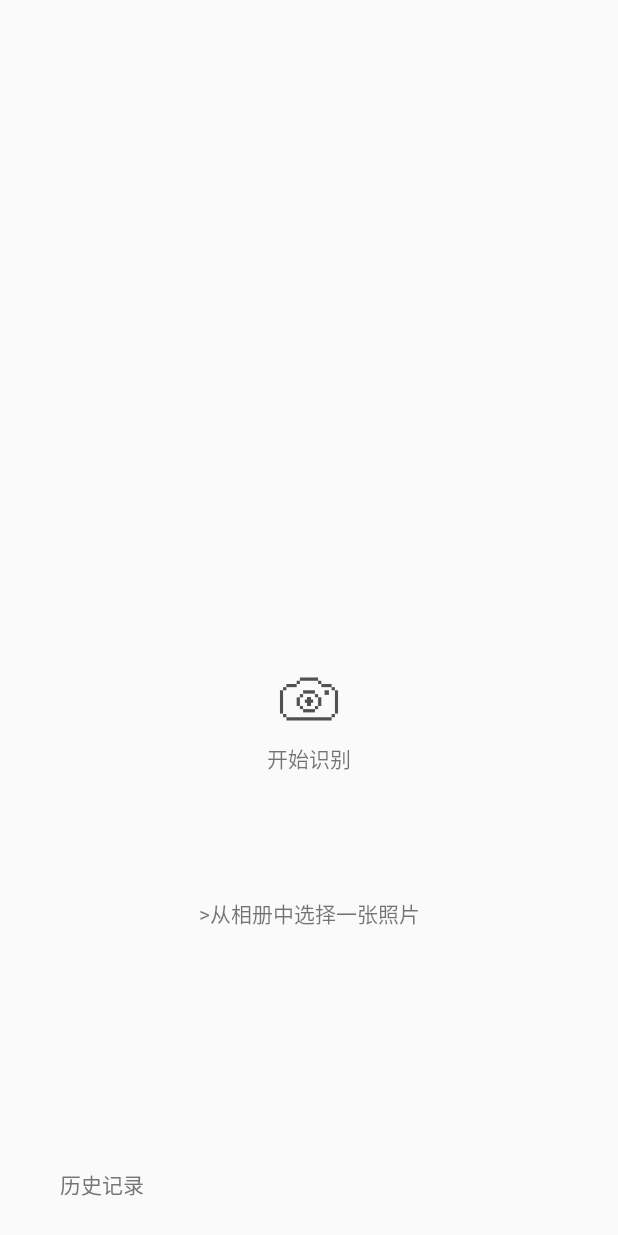
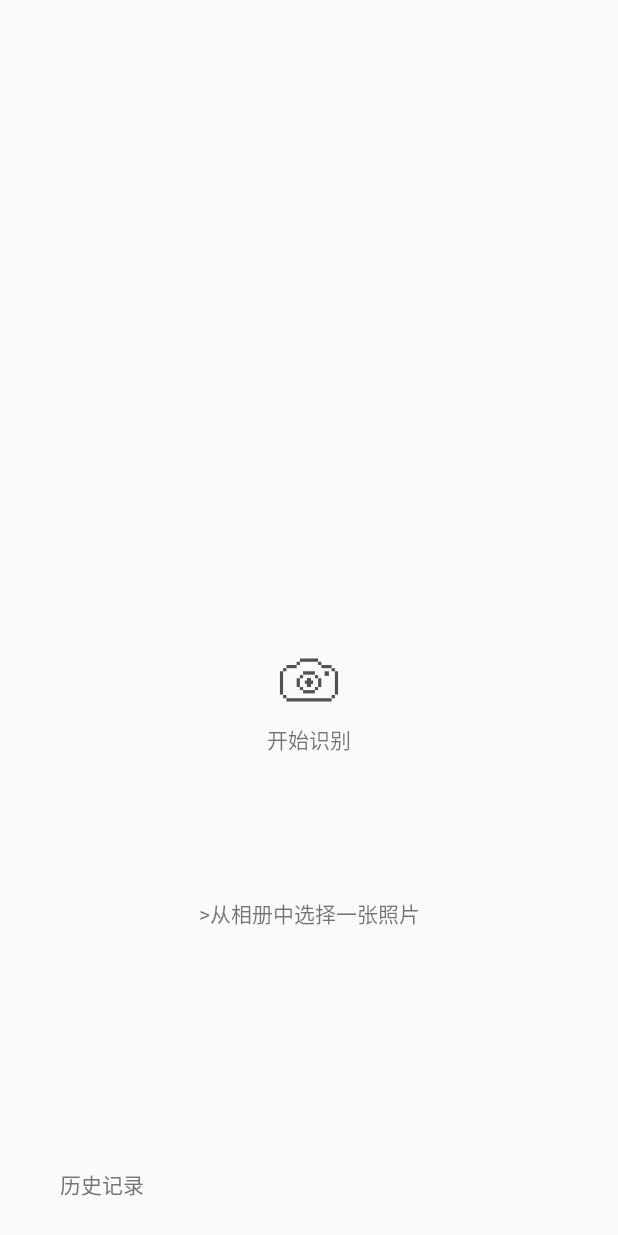
Before and after one commit to GhostJxL/LegoProject, an Android app: the screen it shows after launch (MainActivity), on a phone screen of 412 x 824 dp. Run offline under Robolectric (Android 15) with nearby library versions, the phone set to English and light mode, and no system bars.

Commit message:
修复了一些bug

```diff
--- a/app/src/main/java/com/legoproject/lego/MainActivity.java
+++ b/app/src/main/java/com/legoproject/lego/MainActivity.java
@@ -6,40 +6,37 @@ import android.support.v7.app.AppCompatActivity;
 import android.os.Bundle;
 import android.view.View;
 import android.widget.ImageView;
+import android.widget.RelativeLayout;
 import android.widget.TextView;
 import android.widget.Toast;
 
 public class MainActivity extends Activity {
 
-    private TextView tv01,tv02,tv03;
-    private ImageView iv01;
+    private TextView tv02,tv03;
+    private RelativeLayout tv01;
 
     @Override
     protected void onCreate(Bundle savedInstanceState) {
         super.onCreate(savedInstanceState);
         setContentView(R.layout.activity_main);
 
-        tv01 = findViewById(R.id.main_camera);
+        tv01 = findViewById(R.id.main_cameralayout);
         tv02 = findViewById(R.id.main_photo);
         tv03 = findViewById(R.id.main_history);
-        iv01 = findViewById(R.id.main_logo);
 
         //添加监听器
         MyListener ml = new MyListener();
         tv01.setOnClickListener(ml);
         tv02.setOnClickListener(ml);
         tv03.setOnClickListener(ml);
-        iv01.setOnClickListener(ml);
 
     }
+
 
     class MyListener implements View.OnClickListener {
         public void onClick(View arg0) {
             switch (arg0.getId()) {
-                case (R.id.main_camera):
-                    scan();
-                    break;
-                case (R.id.main_logo):
+                case (R.id.main_cameralayout):
                     scan();
                     break;
                 case (R.id.main_photo):
--- a/app/src/main/res/layout/activity_main.xml
+++ b/app/src/main/res/layout/activity_main.xml
@@ -6,28 +6,31 @@
     android:layout_height="match_parent"
     tools:context="com.legoproject.lego.MainActivity">
 
+    <RelativeLayout
+        android:id="@+id/main_cameralayout"
+        android:layout_width="wrap_content"
+        android:layout_height="wrap_content"
+        app:layout_constraintLeft_toLeftOf="parent"
+        app:layout_constraintRight_toRightOf="parent"
+        app:layout_constraintBottom_toBottomOf="parent"
+        app:layout_constraintTop_toTopOf="parent"
+        app:layout_constraintVertical_bias="0.57">
         <ImageView
             android:id="@+id/main_logo"
             android:layout_width="64dp"
             android:layout_height="57dp"
             android:layout_marginEnd="8dp"
             android:layout_marginStart="8dp"
-        android:src="@drawable/xiangji"
-        app:layout_constraintLeft_toLeftOf="parent"
-        app:layout_constraintRight_toRightOf="parent"
-        app:layout_constraintBottom_toBottomOf="parent"
-        app:layout_constraintTop_toTopOf="parent"
-        app:layout_constraintVertical_bias="0.57"
-        />
+            android:src="@drawable/xiangji" />
 
         <TextView
             android:id="@+id/main_camera"
             android:layout_width="wrap_content"
             android:layout_height="wrap_content"
             android:text="开始识别"
-        app:layout_constraintLeft_toLeftOf="parent"
-        app:layout_constraintRight_toRightOf="parent"
-        app:layout_constraintTop_toBottomOf="@+id/main_logo" />
+            android:layout_below="@+id/main_logo"
+            android:layout_centerHorizontal="true" />
+    </RelativeLayout>
 
     <TextView
         android:id="@+id/main_photo"
```
Lines whose indentation alone changed are shown as unchanged.
